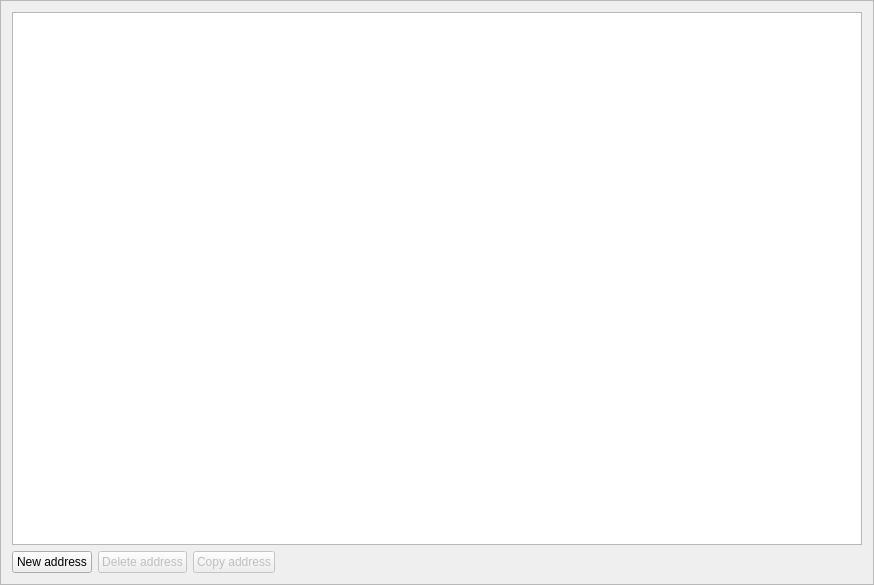
The window that src/gui/ui/addressbookframe.ui (ConcealNetwork/conceal-desktop) describes before a commit, drawn with Qt 5.
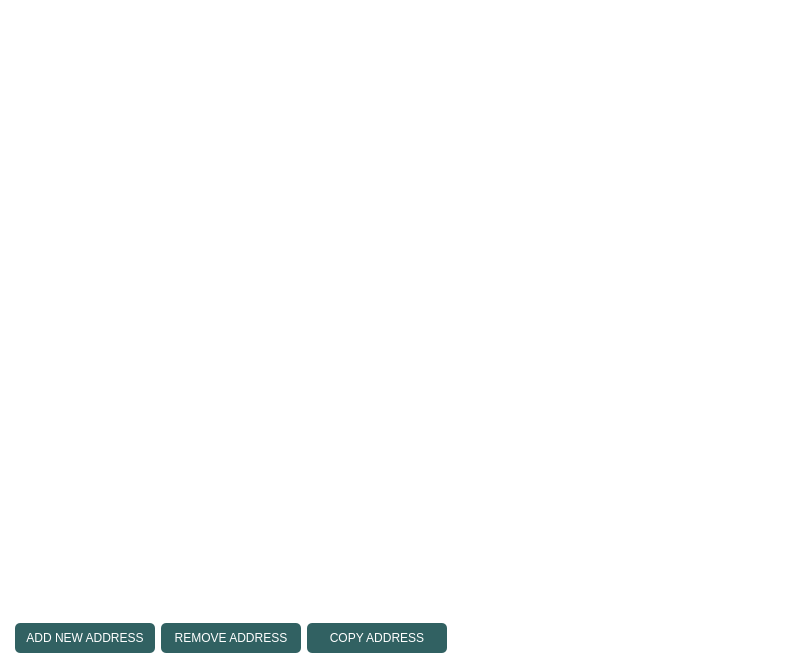
The same window after the commit. Icons and pictures are not drawn.

Patch:
```diff
--- a/src/gui/ui/addressbookframe.ui
+++ b/src/gui/ui/addressbookframe.ui
@@ -6,33 +6,123 @@
    <rect>
     <x>0</x>
     <y>0</y>
-    <width>874</width>
+    <width>800</width>
     <height>585</height>
    </rect>
   </property>
+  <property name="minimumSize">
+   <size>
+    <width>800</width>
+    <height>0</height>
+   </size>
+  </property>
+  <property name="maximumSize">
+   <size>
+    <width>800</width>
+    <height>600</height>
+   </size>
+  </property>
   <property name="windowTitle">
    <string>Frame</string>
   </property>
+  <property name="styleSheet">
+   <string notr="true">color: #262626;
+border: 0px;
+background-color: #fff;</string>
+  </property>
   <property name="frameShape">
-   <enum>QFrame::StyledPanel</enum>
+   <enum>QFrame::NoFrame</enum>
   </property>
   <property name="frameShadow">
-   <enum>QFrame::Raised</enum>
+   <enum>QFrame::Plain</enum>
   </property>
   <layout class="QVBoxLayout" name="verticalLayout">
+   <property name="leftMargin">
+    <number>15</number>
+   </property>
+   <property name="topMargin">
+    <number>15</number>
+   </property>
+   <property name="rightMargin">
+    <number>15</number>
+   </property>
+   <property name="bottomMargin">
+    <number>15</number>
+   </property>
    <item>
-    <widget class="QTreeView" name="m_addressBookView"/>
+    <widget class="QTreeView" name="m_addressBookView">
+     <property name="minimumSize">
+      <size>
+       <width>760</width>
+       <height>600</height>
+      </size>
+     </property>
+     <property name="font">
+      <font>
+       <family>Arial</family>
+       <pointsize>9</pointsize>
+      </font>
+     </property>
+     <property name="styleSheet">
+      <string notr="true">QHeaderView::section {
+    background-color: #eee;
+    color: #000;
+    font: 13px;
+    height: 30px; 
+   border: 0px;
+}
+
+QTreeView::item {
+    font: 10px;
+    height: 30px;
+  color: #262626;
+}
+
+color: #262626;
+border: 0px;
+background-color: #fff;</string>
+     </property>
+     <property name="frameShape">
+      <enum>QFrame::NoFrame</enum>
+     </property>
+     <property name="frameShadow">
+      <enum>QFrame::Plain</enum>
+     </property>
+     <property name="lineWidth">
+      <number>0</number>
+     </property>
+     <property name="indentation">
+      <number>5</number>
+     </property>
+    </widget>
    </item>
    <item>
     <layout class="QHBoxLayout" name="horizontalLayout">
      <item>
       <widget class="QPushButton" name="m_addAddressButton">
+       <property name="minimumSize">
+        <size>
+         <width>140</width>
+         <height>30</height>
+        </size>
+       </property>
+       <property name="maximumSize">
+        <size>
+         <width>16777215</width>
+         <height>25</height>
+        </size>
+       </property>
+       <property name="font">
+        <font>
+         <family>Arial</family>
+         <pointsize>9</pointsize>
+        </font>
+       </property>
+       <property name="styleSheet">
+        <string notr="true">background-color: #316162; color: #fff; border-radius: 5px; padding: 5px;</string>
+       </property>
        <property name="text">
-        <string>New address</string>
-       </property>
-       <property name="icon">
-        <iconset resource="../../resources.qrc">
-         <normaloff>:/icons/add</normaloff>:/icons/add</iconset>
+        <string>ADD NEW ADDRESS</string>
        </property>
       </widget>
      </item>
@@ -41,12 +131,29 @@
        <property name="enabled">
         <bool>false</bool>
        </property>
+       <property name="minimumSize">
+        <size>
+         <width>140</width>
+         <height>30</height>
+        </size>
+       </property>
+       <property name="maximumSize">
+        <size>
+         <width>16777215</width>
+         <height>25</height>
+        </size>
+       </property>
+       <property name="font">
+        <font>
+         <family>Arial</family>
+         <pointsize>9</pointsize>
+        </font>
+       </property>
+       <property name="styleSheet">
+        <string notr="true">background-color: #316162; color: #fff; border-radius: 5px; padding: 5px;</string>
+       </property>
        <property name="text">
-        <string>Delete address</string>
-       </property>
-       <property name="icon">
-        <iconset resource="../../resources.qrc">
-         <normaloff>:/icons/remove</normaloff>:/icons/remove</iconset>
+        <string>REMOVE ADDRESS</string>
        </property>
       </widget>
      </item>
@@ -55,12 +162,29 @@
        <property name="enabled">
         <bool>false</bool>
        </property>
+       <property name="minimumSize">
+        <size>
+         <width>140</width>
+         <height>30</height>
+        </size>
+       </property>
+       <property name="maximumSize">
+        <size>
+         <width>16777215</width>
+         <height>25</height>
+        </size>
+       </property>
+       <property name="font">
+        <font>
+         <family>Arial</family>
+         <pointsize>9</pointsize>
+        </font>
+       </property>
+       <property name="styleSheet">
+        <string notr="true">background-color: #316162; color: #fff; border-radius: 5px; padding: 5px;</string>
+       </property>
        <property name="text">
-        <string>Copy address</string>
-       </property>
-       <property name="icon">
-        <iconset resource="../../resources.qrc">
-         <normaloff>:/icons/copy</normaloff>:/icons/copy</iconset>
+        <string>COPY ADDRESS</string>
        </property>
       </widget>
      </item>
```
Left out of the diff: 4 changed lines with no effect on the pictures.
